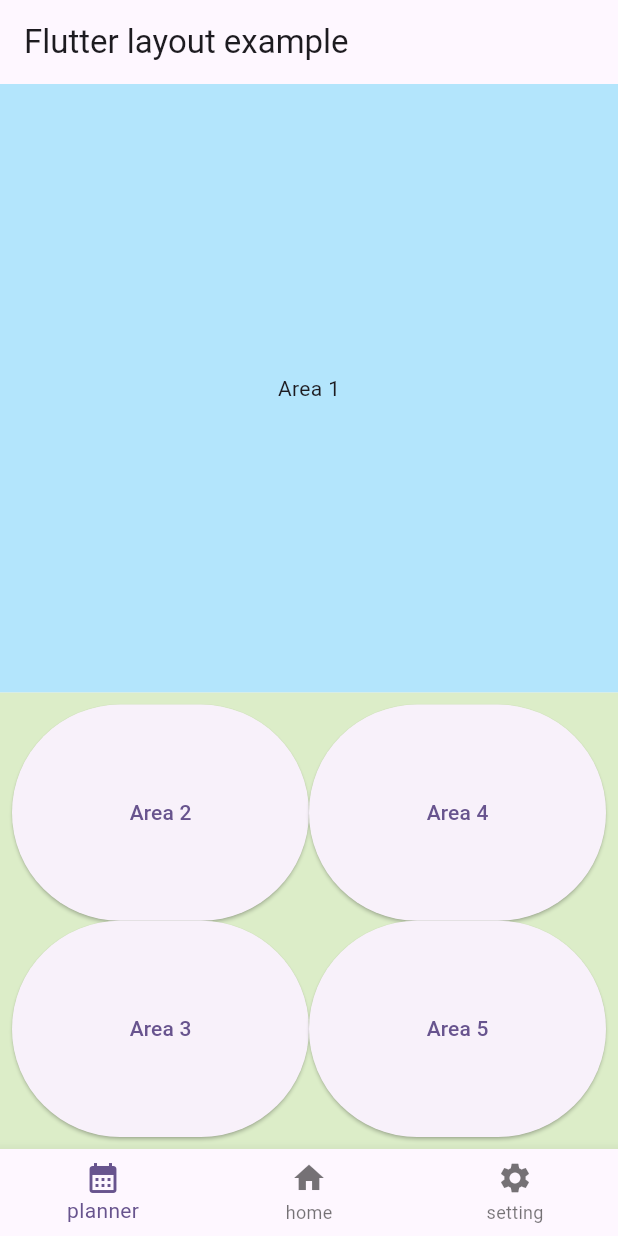
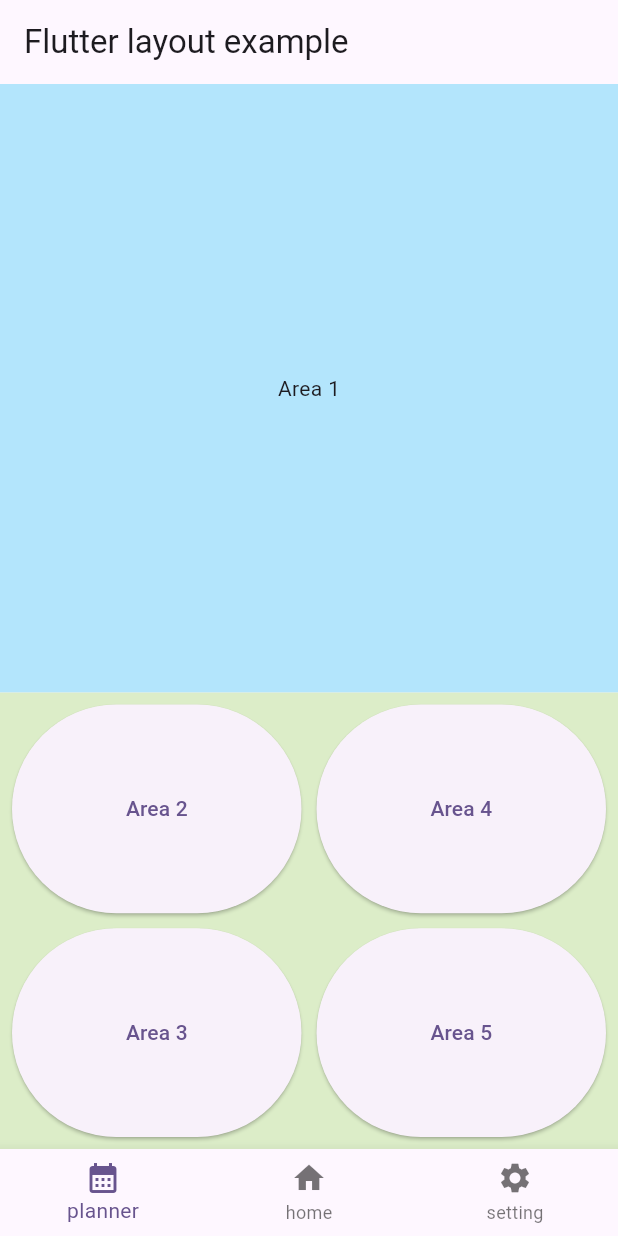
Before and after one commit to daphnecode/TaskMate, a Flutter app: the screen it shows after launch, on a phone screen of 412 x 824 dp. Run offline on Flutter 3.47's test engine with Material 3 defaults, Android fonts, the light colour scheme and no system bars.

Commit message:
button margin fixed

```diff
--- a/lib/main.dart
+++ b/lib/main.dart
@@ -74,6 +74,7 @@ class _MyHomePageState extends State<MyHomePage> {
                             child: Center(child: Text('Area 2')),
                           ),
                         ),
+                        SizedBox(height: 10.0,),
                         Expanded(
                           child: ElevatedButton(
                             onPressed: () {
@@ -85,6 +86,7 @@ class _MyHomePageState extends State<MyHomePage> {
                       ],
                     ),
                   ),
+                  SizedBox(width: 10.0,),
                   Expanded(
                     child: Column(
                       children: [
@@ -96,6 +98,7 @@ class _MyHomePageState extends State<MyHomePage> {
                             child: Center(child: Text('Area 4')),
                           ),
                         ),
+                        SizedBox(height: 10.0,),
                         Expanded(
                           child: ElevatedButton(
                             onPressed: () {
```
